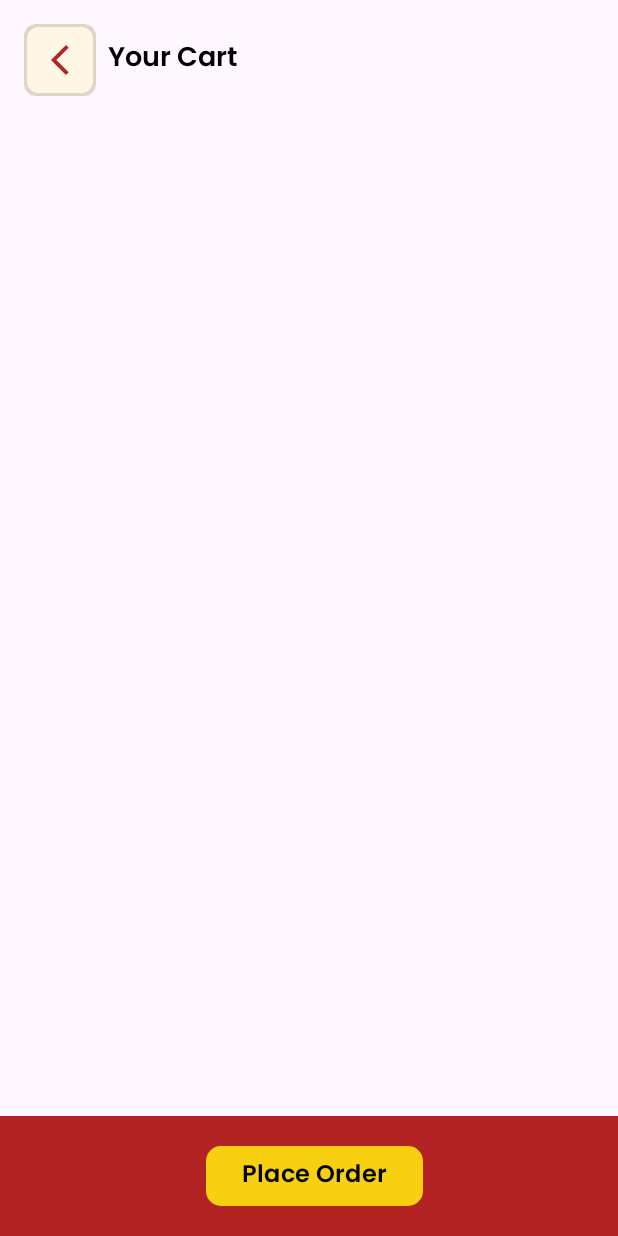
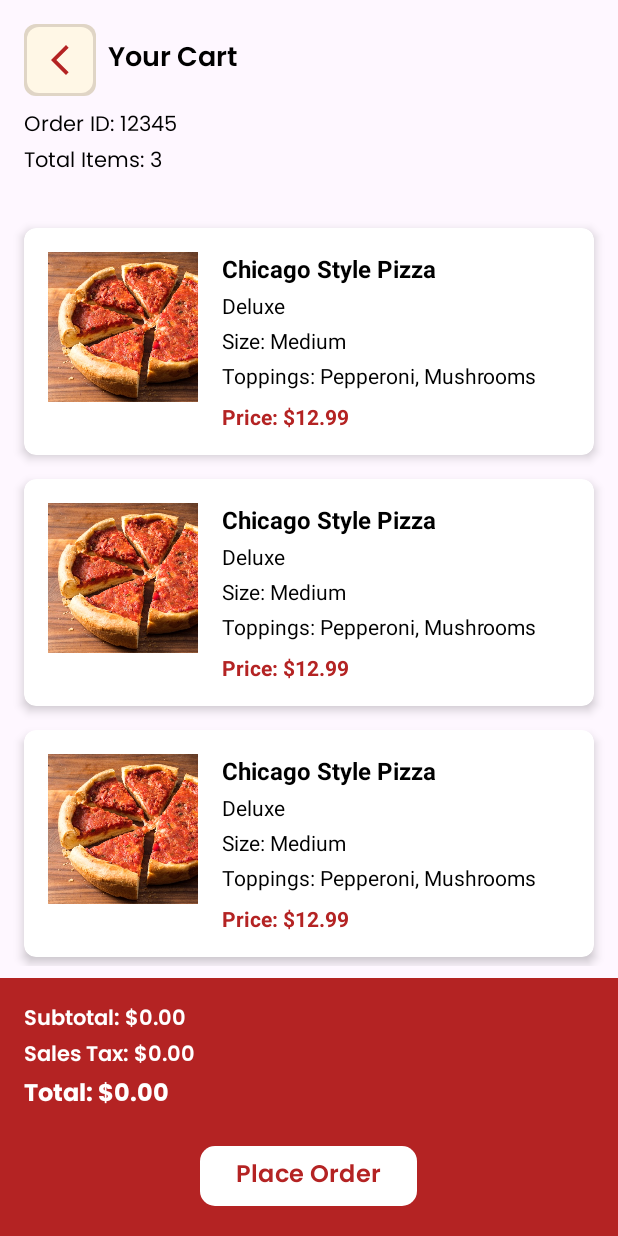
Before and after one commit to skhann7201/PizzaOrderApp, an Android app: the layout activity_cart.xml on its own in the app's theme, with its tools: preview values and no code run, on a phone screen of 412 x 824 dp. Run offline under Robolectric (Android 15) with nearby library versions, the phone set to English and light mode, and no system bars.

Commit message:
cart actitivity incomplete, new york pizza image not updated yet, share resource update

```diff
--- a/app/src/main/java/com/example/rupizzeria/ChicagoPizzaActivity.java
+++ b/app/src/main/java/com/example/rupizzeria/ChicagoPizzaActivity.java
@@ -471,7 +471,8 @@ public class ChicagoPizzaActivity extends AppCompatActivity {
         }
 
         // Add the current pizza to the cart
-        cartItems.add(selectedPizza);
+        ShareResource sharedResource = ShareResource.getInstance();
+        sharedResource.addPizzaToCart(selectedPizza, "Chicago Style");
 
         // Show confirmation
         Toast.makeText(this, selectedPizza.getName() + " added to cart.", Toast.LENGTH_SHORT).show();
--- a/app/src/main/res/layout/activity_cart.xml
+++ b/app/src/main/res/layout/activity_cart.xml
@@ -1,80 +1,30 @@
-<?xml version="1.0" encoding="utf-8"?>
-<androidx.constraintlayout.widget.ConstraintLayout xmlns:android="http://schemas.android.com/apk/res/android"
+<androidx.constraintlayout.widget.ConstraintLayout
+    xmlns:android="http://schemas.android.com/apk/res/android"
     xmlns:app="http://schemas.android.com/apk/res-auto"
     xmlns:tools="http://schemas.android.com/tools"
     android:layout_width="match_parent"
     android:layout_height="match_parent"
     tools:context=".CartActivity">
 
-    <!-- Header with Back Button and Text -->
-
-    <LinearLayout
-        android:id="@+id/price_and_add_button"
-        android:layout_width="match_parent"
-        android:layout_height="wrap_content"
-        android:background="@color/primary_red"
-        android:gravity="center"
-        android:orientation="horizontal"
-        android:padding="16dp"
-        app:layout_constraintBottom_toBottomOf="parent"
-        app:layout_constraintEnd_toEndOf="parent"
-        app:layout_constraintStart_toStartOf="parent">
-
-        <com.google.android.material.button.MaterialButton
-            android:id="@+id/btn_placeOrder"
-            android:layout_width="wrap_content"
-            android:layout_height="wrap_content"
-            android:layout_marginStart="8dp"
-            android:fontFamily="@font/poppins_semibold"
-            android:text="Place Order"
-            android:textAllCaps="false"
-            android:textColor="#050505"
-            android:textSize="16sp"
-            app:backgroundTint="#f7d012"
-            app:cornerRadius="10dp" />
-    </LinearLayout>
-
-    <ScrollView
-        android:id="@+id/scrollView2"
-        android:layout_width="0dp"
-        android:layout_height="0dp"
-        app:layout_constraintBottom_toTopOf="@+id/price_and_add_button"
-        app:layout_constraintEnd_toEndOf="parent"
-        app:layout_constraintStart_toStartOf="parent"
-        app:layout_constraintTop_toBottomOf="@+id/header">
-
-        <LinearLayout
-            android:layout_width="match_parent"
-            android:layout_height="wrap_content"
-            android:orientation="vertical"
-            android:padding="16dp">
-
-            <!-- Size Selection -->
-
-            <androidx.viewpager2.widget.ViewPager2
-                android:id="@+id/vp_cartView"
-                android:layout_width="382dp"
-                android:layout_height="400dp"
-                android:layout_marginBottom="16dp" />
-
-            <!-- Toppings Selection -->
-
-        </LinearLayout>
-    </ScrollView>
-
+    <!-- Header Section -->
     <LinearLayout
         android:id="@+id/header"
         android:layout_width="match_parent"
         android:layout_height="wrap_content"
-        android:gravity="center_vertical"
+        android:orientation="vertical"
+        android:padding="16dp"
+        app:layout_constraintTop_toTopOf="parent"
+        app:layout_constraintStart_toStartOf="parent"
+        app:layout_constraintEnd_toEndOf="parent">
+
+        <!-- Back Button and Title -->
+        <LinearLayout
+            android:layout_width="match_parent"
+            android:layout_height="wrap_content"
             android:orientation="horizontal"
-        android:padding="16dp"
-        app:layout_constraintStart_toStartOf="parent"
-        app:layout_constraintEnd_toEndOf="parent"
-        app:layout_constraintTop_toTopOf="parent">
+            android:gravity="center_vertical">
 
-
-        <!-- Small Back Button -->
+            <!-- Back Button -->
             <ImageButton
                 android:id="@+id/btn_back"
                 android:layout_width="48dp"
@@ -85,7 +35,7 @@
                 android:scaleType="center"
                 android:src="@drawable/arrow_back" />
 
-        <!-- Title TextView -->
+            <!-- Title -->
             <TextView
                 android:id="@+id/tv_headerTitle"
                 android:layout_width="wrap_content"
@@ -97,4 +47,91 @@
                 android:textStyle="bold" />
         </LinearLayout>
 
+        <!-- Order Info -->
+        <TextView
+            android:id="@+id/tv_order_id"
+            android:layout_width="match_parent"
+            android:layout_height="wrap_content"
+            android:fontFamily="@font/poppins"
+            android:text="Order ID: 12345"
+            android:textColor="@android:color/black"
+            android:textSize="14sp"
+            android:paddingTop="8dp" />
+
+        <TextView
+            android:id="@+id/tv_total_items"
+            android:layout_width="match_parent"
+            android:layout_height="wrap_content"
+            android:fontFamily="@font/poppins"
+            android:text="Total Items: 3"
+            android:textColor="@android:color/black"
+            android:textSize="14sp" />
+    </LinearLayout>
+
+    <!-- Item List Section -->
+    <androidx.recyclerview.widget.RecyclerView
+        android:id="@+id/rv_cart_items"
+        android:layout_width="match_parent"
+        android:layout_height="0dp"
+        android:padding="8dp"
+        app:layout_constraintTop_toBottomOf="@id/header"
+        app:layout_constraintBottom_toTopOf="@id/summary_and_place_order"
+        tools:listitem="@layout/cardview_cart_item" />
+
+    <!-- Summary and Place Order Section -->
+    <LinearLayout
+        android:id="@+id/summary_and_place_order"
+        android:layout_width="match_parent"
+        android:layout_height="wrap_content"
+        android:background="@color/primary_red"
+        android:gravity="center"
+        android:orientation="vertical"
+        android:padding="16dp"
+        app:layout_constraintBottom_toBottomOf="parent"
+        app:layout_constraintStart_toStartOf="parent"
+        app:layout_constraintEnd_toEndOf="parent">
+
+        <!-- Summary Section -->
+        <TextView
+            android:id="@+id/tv_subtotal"
+            android:layout_width="match_parent"
+            android:layout_height="wrap_content"
+            android:text="Subtotal: $0.00"
+            android:fontFamily="@font/poppins_semibold"
+            android:textColor="@android:color/white"
+            android:textSize="14sp" />
+
+        <TextView
+            android:id="@+id/tv_tax"
+            android:layout_width="match_parent"
+            android:layout_height="wrap_content"
+            android:text="Sales Tax: $0.00"
+            android:fontFamily="@font/poppins_semibold"
+            android:textColor="@android:color/white"
+            android:textSize="14sp" />
+
+        <TextView
+            android:id="@+id/tv_total"
+            android:layout_width="match_parent"
+            android:layout_height="wrap_content"
+            android:text="Total: $0.00"
+            android:fontFamily="@font/poppins_bold"
+            android:textColor="@android:color/white"
+            android:textSize="16sp"
+            android:paddingBottom="8dp" />
+
+        <!-- Place Order Button -->
+        <com.google.android.material.button.MaterialButton
+            android:id="@+id/btn_placeOrder"
+            android:layout_width="wrap_content"
+            android:layout_height="wrap_content"
+            android:layout_marginTop="8dp"
+            android:fontFamily="@font/poppins_semibold"
+            android:text="Place Order"
+            android:textAllCaps="false"
+            android:textColor="@color/primary_red"
+            android:textSize="16sp"
+            app:backgroundTint="@color/white"
+            app:cornerRadius="10dp" />
+    </LinearLayout>
 </androidx.constraintlayout.widget.ConstraintLayout>
--- /dev/null
+++ b/app/src/main/res/layout/cardview_cart_item.xml
@@ -0,0 +1,85 @@
+<?xml version="1.0" encoding="utf-8"?>
+<androidx.cardview.widget.CardView
+    xmlns:android="http://schemas.android.com/apk/res/android"
+    xmlns:app="http://schemas.android.com/apk/res-auto"
+    android:layout_width="match_parent"
+    android:layout_height="wrap_content"
+    android:layout_margin="8dp"
+    app:cardCornerRadius="8dp"
+    app:cardElevation="4dp">
+
+    <LinearLayout
+        android:layout_width="match_parent"
+        android:layout_height="wrap_content"
+        android:orientation="horizontal"
+        android:padding="16dp">
+
+        <!-- Pizza Image -->
+        <ImageView
+            android:id="@+id/img_pizza"
+            android:layout_width="100dp"
+            android:layout_height="100dp"
+            android:layout_marginEnd="16dp"
+            android:scaleType="centerCrop"
+            app:srcCompat="@drawable/chicago_style_bt" />
+
+        <!-- Pizza Details -->
+        <LinearLayout
+            android:layout_width="0dp"
+            android:layout_height="wrap_content"
+            android:layout_weight="1"
+            android:orientation="vertical">
+
+            <!-- Pizza Style -->
+            <TextView
+                android:id="@+id/tv_pizza_style"
+                android:layout_width="wrap_content"
+                android:layout_height="wrap_content"
+                android:text="Chicago Style Pizza"
+                android:textStyle="bold"
+                android:textSize="16sp"
+                android:textColor="@android:color/black" />
+
+            <!-- Pizza Type -->
+            <TextView
+                android:id="@+id/tv_pizza_type"
+                android:layout_width="wrap_content"
+                android:layout_height="wrap_content"
+                android:text="Deluxe"
+                android:textSize="14sp"
+                android:textColor="@android:color/black"
+                android:layout_marginTop="4dp" />
+
+            <!-- Pizza Size -->
+            <TextView
+                android:id="@+id/tv_pizza_size"
+                android:layout_width="wrap_content"
+                android:layout_height="wrap_content"
+                android:text="Size: Medium"
+                android:textSize="14sp"
+                android:layout_marginTop="4dp"
+                android:textColor="@android:color/black" />
+
+            <!-- Toppings -->
+            <TextView
+                android:id="@+id/tv_pizza_toppings"
+                android:layout_width="wrap_content"
+                android:layout_height="wrap_content"
+                android:text="Toppings: Pepperoni, Mushrooms"
+                android:textSize="14sp"
+                android:layout_marginTop="4dp"
+                android:textColor="@android:color/black" />
+
+            <!-- Price -->
+            <TextView
+                android:id="@+id/tv_pizza_price"
+                android:layout_width="wrap_content"
+                android:layout_height="wrap_content"
+                android:text="Price: $12.99"
+                android:textSize="14sp"
+                android:layout_marginTop="8dp"
+                android:textStyle="bold"
+                android:textColor="@color/primary_red" />
+        </LinearLayout>
+    </LinearLayout>
+</androidx.cardview.widget.CardView>
```
Also changed, not shown: app/src/main/java/com/example/rupizzeria/CartActivity.java (+40 -1 lines), app/src/main/java/com/example/rupizzeria/ShareResource.java (added, +122 -0 lines), app/src/main/res/layout/activity_order.xml (+46 -14 lines), app/src/main/res/layout/cardview_order_details_item.xml (added, +80 -0 lines), app/src/main/res/layout/order_item_cardview.xml (added, +55 -0 lines), app/src/main/res/layout/popup_order_details.xml (added, +90 -0 lines). Lines whose indentation alone changed are shown as unchanged.
